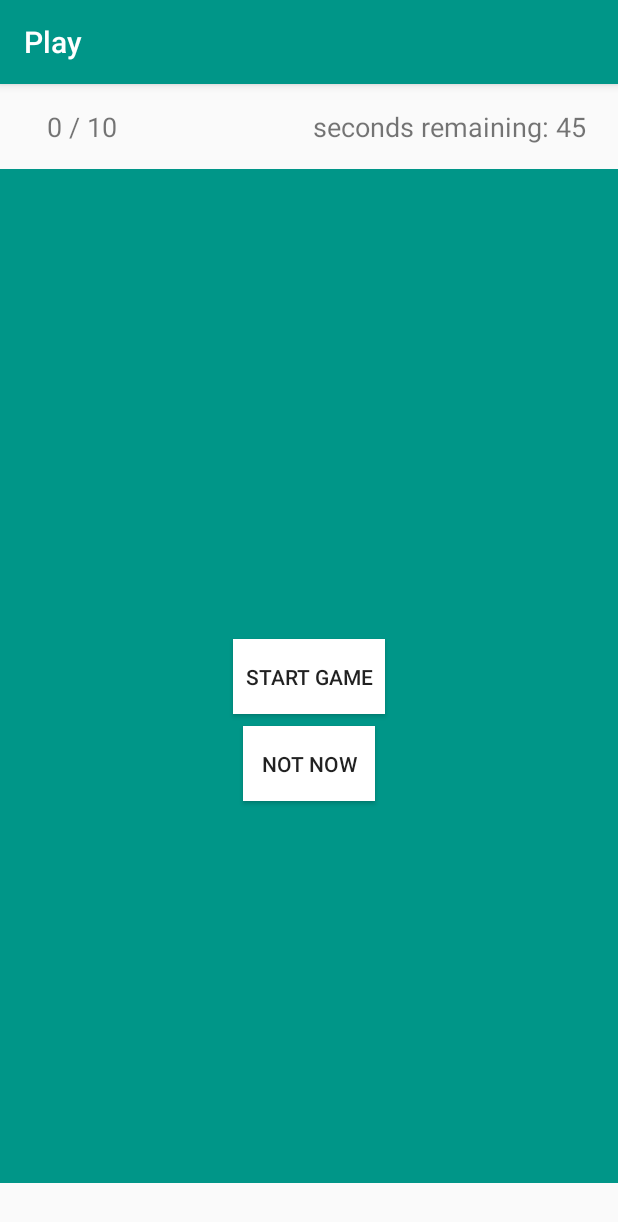
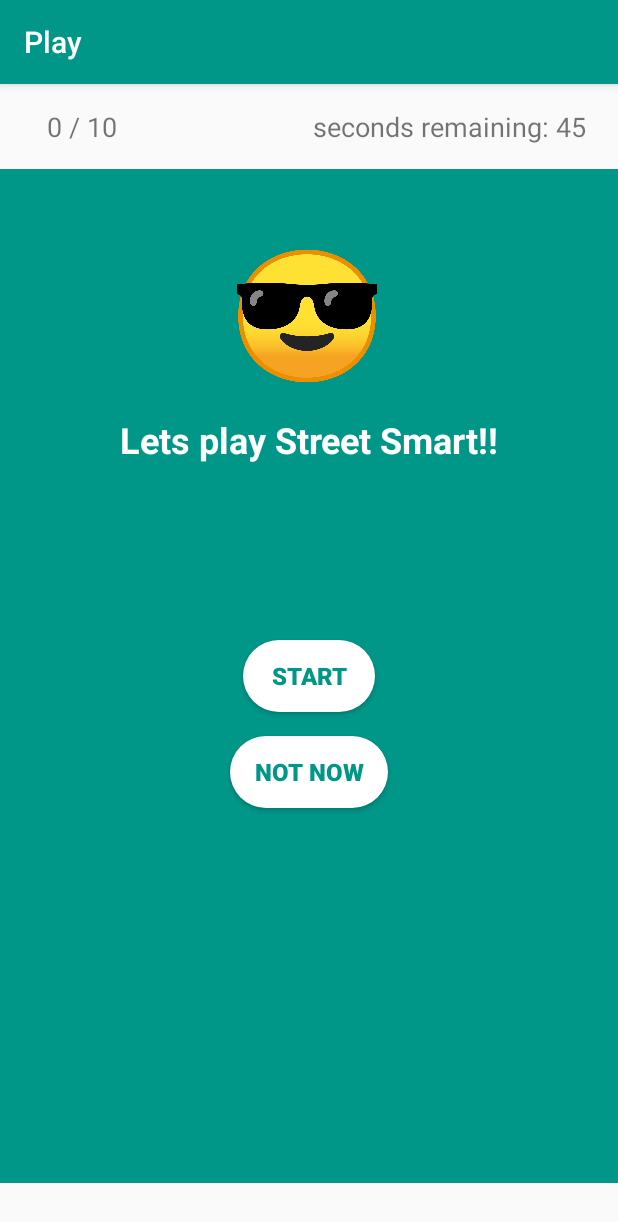
Before and after one commit to apexkid/android-skeleton-dagger-rx-mvp, an Android app: the StartGameFragment screen opened directly, with no data from a screen before it, on a phone screen of 412 x 824 dp. Shown: the top 1222 px of the screen. Run offline under Robolectric (Android 15) with nearby library versions, the phone set to English and light mode, and no system bars; our stand-ins replace ButterKnife, Dagger/Hilt's generated code, RxJava; 1 statement that could not run was skipped.

Commit message:
integerated start game ui

```diff
--- a/app/src/main/java/com/streetsmart/app/activity/dashboard/DashboardActivity.java
+++ b/app/src/main/java/com/streetsmart/app/activity/dashboard/DashboardActivity.java
@@ -5,6 +5,7 @@ import android.view.View;
 
 import com.streetsmart.app.R;
 import com.streetsmart.app.activity.BaseActivity;
+import com.streetsmart.app.activityUI.CreateOnTouchListener;
 import com.streetsmart.app.utils.IntentWrapper;
 
 import javax.inject.Inject;
@@ -28,7 +29,10 @@ public class DashboardActivity extends BaseActivity implements DashboardMVP.View
         ButterKnife.bind(this);
 
         initBottomNavigation(this, 0);
+
+        playNowButton.setOnTouchListener(CreateOnTouchListener.createOnTouchListener(playNowButton));
         playNowButton.setOnClickListener(v -> IntentWrapper.startPlayActivity(this));
+
     }
 
     @Override
--- a/app/src/main/java/com/streetsmart/app/activity/play/startgame/StartGameFragment.java
+++ b/app/src/main/java/com/streetsmart/app/activity/play/startgame/StartGameFragment.java
@@ -1,11 +1,14 @@
 package com.streetsmart.app.activity.play.startgame;
 
+import android.animation.AnimatorSet;
+import android.animation.ObjectAnimator;
 import android.content.Context;
 import android.os.Bundle;
 import android.view.LayoutInflater;
 import android.view.View;
 import android.view.ViewGroup;
 import android.widget.Button;
+import android.widget.ImageView;
 import android.widget.ProgressBar;
 import android.widget.TextView;
 
@@ -33,7 +36,14 @@ public class StartGameFragment extends Fragment {
     @BindView(R.id.textView_preparing_game)
     TextView preparingGameTextView;
 
+    @BindView(R.id.textView_hint_text)
+    TextView hintText;
+
+    @BindView(R.id.imageView_start_game_animation)
+    ImageView loaderImageView;
+
     private PlayFragmentFlow mFlow;
+    private AnimatorSet scaleDown;
 
     public StartGameFragment() {
         // Required empty public constructor
@@ -54,6 +64,18 @@ public class StartGameFragment extends Fragment {
         startButton.setOnClickListener(v -> mFlow.startGame());
         cancelButton.setOnClickListener(v -> mFlow.cancelGame());
 
+        ObjectAnimator scaleDownX = ObjectAnimator.ofFloat(
+                loaderImageView, "scaleX", 1f, 0.8f, 1f);
+        ObjectAnimator scaleDownY = ObjectAnimator.ofFloat(
+                loaderImageView, "scaleY", 1f, 0.8f, 1f);
+        scaleDownX.setDuration(1500).setRepeatCount(100);
+        scaleDownY.setDuration(1500).setRepeatCount(100);
+
+        this.scaleDown = new AnimatorSet();
+        scaleDown.play(scaleDownX).with(scaleDownY);
+
+        hintText.setText("Lets play Street Smart!!");
+
         return view;
     }
 
@@ -72,11 +94,15 @@ public class StartGameFragment extends Fragment {
 
     public void showLoader(boolean status) {
         if(status) {
-            progressBar.setVisibility(View.VISIBLE);
-            preparingGameTextView.setVisibility(View.VISIBLE);
+            //progressBar.setVisibility(View.VISIBLE);
+            //preparingGameTextView.setVisibility(View.VISIBLE);
+            hintText.setText("Getting smart questions for you..");
+            scaleDown.start();
         } else {
-            progressBar.setVisibility(View.GONE);
-            preparingGameTextView.setVisibility(View.GONE);
+            //progressBar.setVisibility(View.GONE);
+            //preparingGameTextView.setVisibility(View.GONE);
+            hintText.setText("Lets play Street Smart!!");
+            scaleDown.end();
         }
     }
 
--- a/app/src/main/java/com/streetsmart/app/activityUI/MainUIActivity.java
+++ b/app/src/main/java/com/streetsmart/app/activityUI/MainUIActivity.java
@@ -1,15 +1,11 @@
 package com.streetsmart.app.activityUI;
+
+import android.os.Bundle;
 
 import androidx.appcompat.app.AppCompatActivity;
 
-import android.content.Intent;
-import android.os.Bundle;
-import android.view.View;
-import android.widget.LinearLayout;
-
 import com.streetsmart.app.R;
-
-import static com.streetsmart.app.activityUI.CreateOnTouchListener.createOnTouchListener;
+import com.streetsmart.app.utils.IntentWrapper;
 
 public class MainUIActivity extends AppCompatActivity {
 
@@ -18,24 +14,7 @@ public class MainUIActivity extends AppCompatActivity {
         super.onCreate(savedInstanceState);
         setContentView(R.layout.activity_main);
 
-        LinearLayout linearLayout = findViewById(R.id.linearLayout);
-        linearLayout.setOnTouchListener(createOnTouchListener(linearLayout));
-        linearLayout.setOnClickListener(new View.OnClickListener() {
-            @Override
-            public void onClick(View v) {
-                Intent intent = new Intent(MainUIActivity.this, SettingsActivity.class);
-                startActivity(intent);
-            }
-        });
-
-        LinearLayout linearLayout3 = findViewById(R.id.linearLayout3);
-        linearLayout3.setOnTouchListener(createOnTouchListener(linearLayout3));
-        linearLayout3.setOnClickListener(new View.OnClickListener() {
-            @Override
-            public void onClick(View v) {
-                Intent intent = new Intent(MainUIActivity.this, StartGameActivity.class);
-                startActivity(intent);
-            }
-        });
+        IntentWrapper.startDashboardActivity(this);
+        finish();
     }
 }
--- /dev/null
+++ b/app/src/main/res/drawable/selector_play_white.xml
@@ -0,0 +1,25 @@
+<?xml version="1.0" encoding="utf-8"?>
+<selector xmlns:android="http://schemas.android.com/apk/res/android">
+    <item android:state_pressed="true">
+        <shape>
+            <solid android:color="@color/white" />
+            <padding
+                android:left="1dp"
+                android:right="1dp"
+                android:bottom="1dp"
+                android:top="1dp" />
+            <corners android:radius="32dp" />
+        </shape>
+    </item>
+    <item>
+        <shape>
+            <solid android:color="@color/white" />
+            <padding
+                android:left="1dp"
+                android:right="1dp"
+                android:bottom="1dp"
+                android:top="1dp" />
+            <corners android:radius="32dp" />
+        </shape>
+    </item>
+</selector>
--- a/app/src/main/res/layout/fragment_start_game.xml
+++ b/app/src/main/res/layout/fragment_start_game.xml
@@ -11,6 +11,33 @@
         android:layout_height="match_parent"
         android:background="@color/colorPrimary">
 
+
+        <ImageView
+            android:id="@+id/imageView_start_game_animation"
+            android:layout_width="100dp"
+            android:layout_height="100dp"
+            android:layout_marginTop="48dp"
+            app:layout_constraintEnd_toEndOf="parent"
+            app:layout_constraintHorizontal_bias="0.495"
+            app:layout_constraintStart_toStartOf="parent"
+            app:layout_constraintTop_toTopOf="parent"
+            app:srcCompat="@drawable/smiley" />
+
+        <TextView
+            android:id="@+id/textView_hint_text"
+            android:layout_width="0dp"
+            android:layout_height="wrap_content"
+            android:layout_marginStart="32dp"
+            android:layout_marginTop="16dp"
+            android:layout_marginEnd="32dp"
+            android:gravity="center"
+            android:text="@string/start_game_text"
+            android:textColor="@color/white"
+            android:textSize="24dp"
+            android:textStyle="bold"
+            app:layout_constraintEnd_toEndOf="parent"
+            app:layout_constraintStart_toStartOf="parent"
+            app:layout_constraintTop_toBottomOf="@+id/imageView_start_game_animation" />
 
         <ProgressBar
             android:id="@+id/progressBar"
@@ -28,11 +55,15 @@
             android:id="@+id/button_start_play"
             android:layout_width="wrap_content"
             android:layout_height="wrap_content"
-            android:text="Start Game"
-            android:padding="8dp"
-            android:minHeight="50dp"
-            android:layout_margin="8dp"
-            android:background="#FFFFFF"
+            android:background="@drawable/selector_play_white"
+            android:paddingStart="16dp"
+            android:paddingTop="8dp"
+            android:paddingEnd="16dp"
+            android:paddingBottom="8dp"
+            android:text="@string/start"
+            android:textColor="@color/colorPrimary"
+            android:textSize="16dp"
+            android:textStyle="bold"
             app:layout_constraintBottom_toBottomOf="parent"
             app:layout_constraintEnd_toEndOf="parent"
             app:layout_constraintStart_toStartOf="parent"
@@ -42,15 +73,20 @@
             android:id="@+id/button_cancel_play"
             android:layout_width="wrap_content"
             android:layout_height="wrap_content"
-            android:layout_margin="8dp"
             android:layout_marginTop="16dp"
-            android:background="#FFFFFF"
-            android:minHeight="50dp"
-            android:padding="8dp"
+            android:background="@drawable/selector_play_white"
+            android:paddingStart="16dp"
+            android:paddingTop="8dp"
+            android:paddingEnd="16dp"
+            android:paddingBottom="8dp"
             android:text="Not Now"
-            app:layout_constraintEnd_toEndOf="@+id/button_start_play"
-            app:layout_constraintStart_toStartOf="@+id/button_start_play"
+            android:textColor="@color/colorPrimary"
+            android:textSize="16dp"
+            android:textStyle="bold"
+            app:layout_constraintEnd_toEndOf="parent"
+            app:layout_constraintStart_toStartOf="parent"
             app:layout_constraintTop_toBottomOf="@+id/button_start_play" />
+
 
         <TextView
             android:id="@+id/textView_preparing_game"
```
